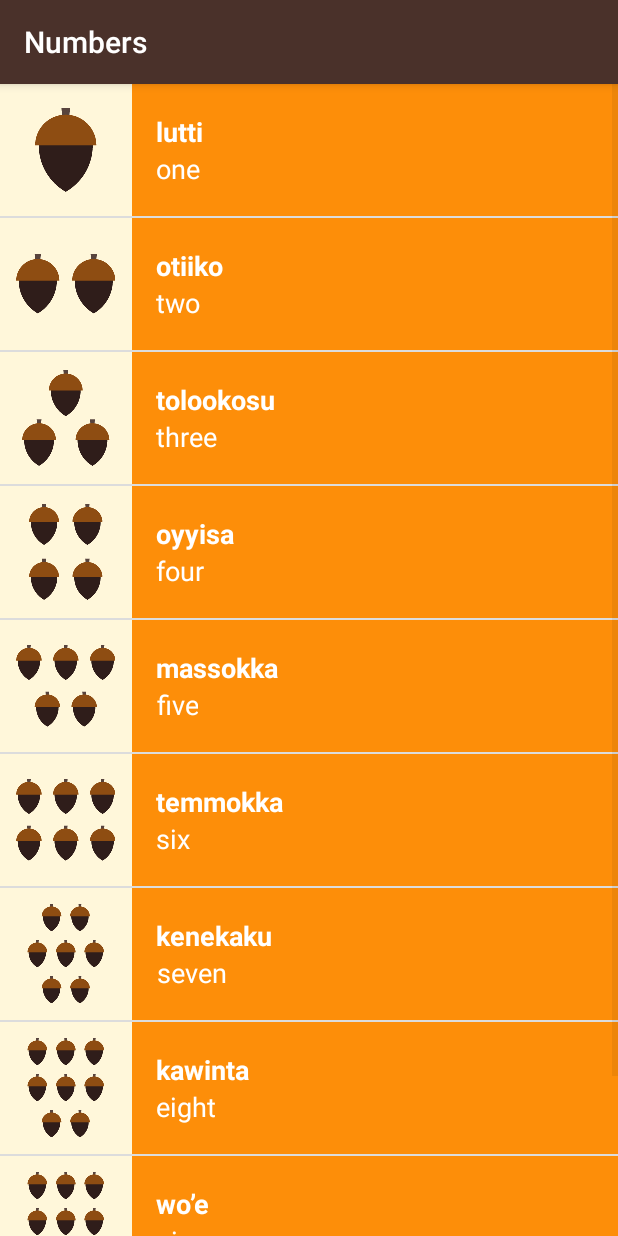
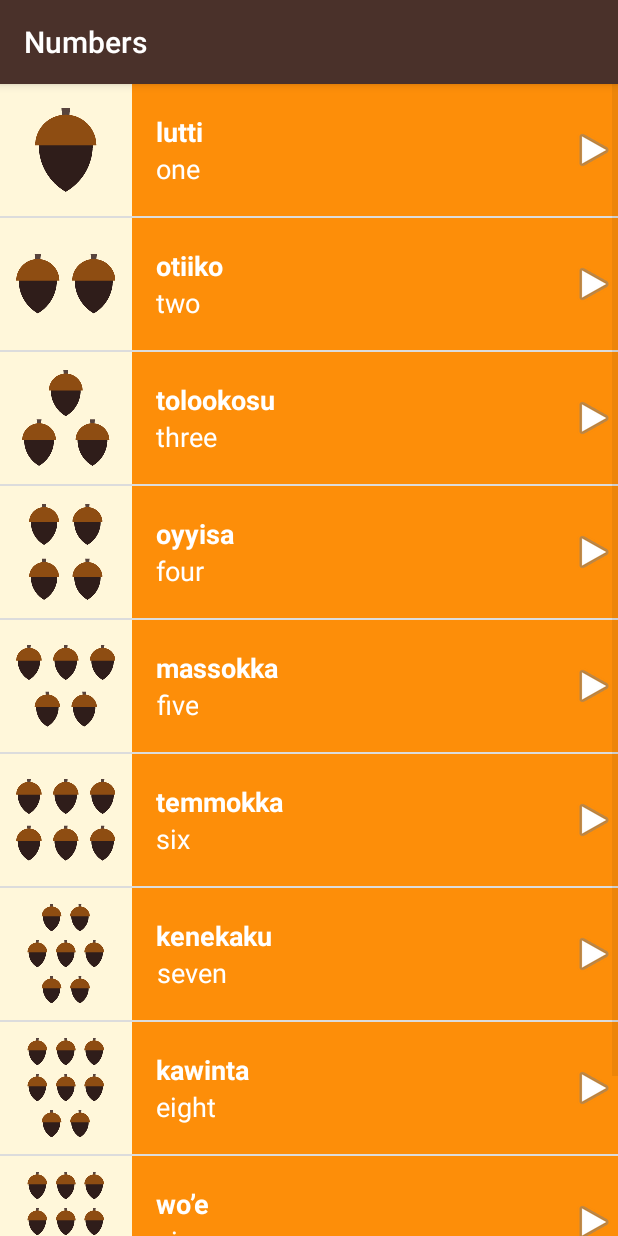
Before and after one commit to DevHalimMahmoud/MyMiwokApp, an Android app: the Numbers screen opened directly, with no data from a screen before it, on a phone screen of 412 x 824 dp. Run offline under Robolectric (Android 15) with nearby library versions, the phone set to English and light mode, and no system bars.

Commit message:
some updates

```diff
--- a/app/src/main/java/com/example/android/miwok/wordAdapter.java
+++ b/app/src/main/java/com/example/android/miwok/wordAdapter.java
@@ -55,8 +55,10 @@ public class wordAdapter extends ArrayAdapter<word> {
         iconView.setImageResource(Currentword.getImageResourceId());
 
         View textContainer = listItemView.findViewById(R.id.text_container);
+        View textContainer2 = listItemView.findViewById(R.id.play);
         int color = ContextCompat.getColor(getContext(), mColorResourcId);
         textContainer.setBackgroundColor(color);
+        textContainer2.setBackgroundColor(color);
 
         // Return the whole list item layout (containing 2 TextViews and an ImageView)
         // so that it can be shown in the ListView
--- a/app/src/main/res/layout/list_item.xml
+++ b/app/src/main/res/layout/list_item.xml
@@ -20,12 +20,14 @@
     android:minHeight="?android:attr/listPreferredItemHeight"
     android:orientation="horizontal"
 
+
     >
 
     <ImageView
         android:id="@+id/list_item_icon"
         android:layout_width="wrap_content"
-        android:layout_height="wrap_content" />
+        android:layout_height="wrap_content"
+        android:background="?android:attr/selectableItemBackground" />
 
     <LinearLayout
         android:id="@+id/text_container"
@@ -35,7 +37,8 @@
         android:gravity="start"
         android:orientation="vertical"
         android:paddingLeft="16dp"
-        android:textAlignment="textStart">
+        android:textAlignment="textStart"
+        android:background="?android:attr/selectableItemBackground">
 
         <TextView
             android:id="@+id/miwok_text_view"
@@ -60,4 +63,11 @@
 
     </LinearLayout>
 
+    <ImageView
+        android:id="@+id/play"
+        android:layout_width="wrap_content"
+        android:layout_height="match_parent"
+        android:src="@android:drawable/ic_media_play"
+        android:background="?android:attr/selectableItemBackground" />
+
 </LinearLayout>
--- a/app/src/main/res/layout/word_list.xml
+++ b/app/src/main/res/layout/word_list.xml
@@ -1,6 +1,5 @@
 <?xml version="1.0" encoding="utf-8"?>
 <android.support.constraint.ConstraintLayout xmlns:android="http://schemas.android.com/apk/res/android"
-    xmlns:app="http://schemas.android.com/apk/res-auto"
     xmlns:tools="http://schemas.android.com/tools"
     android:layout_width="match_parent"
     android:layout_height="match_parent"
@@ -14,6 +13,7 @@
         android:orientation="vertical"
         tools:context="com.example.android.miwok.NumbersActivity"
 
+
         />
 
 </android.support.constraint.ConstraintLayout>
```
Also changed, not shown: app/src/main/res/layout/activity_main.xml (+36 -12 lines).
